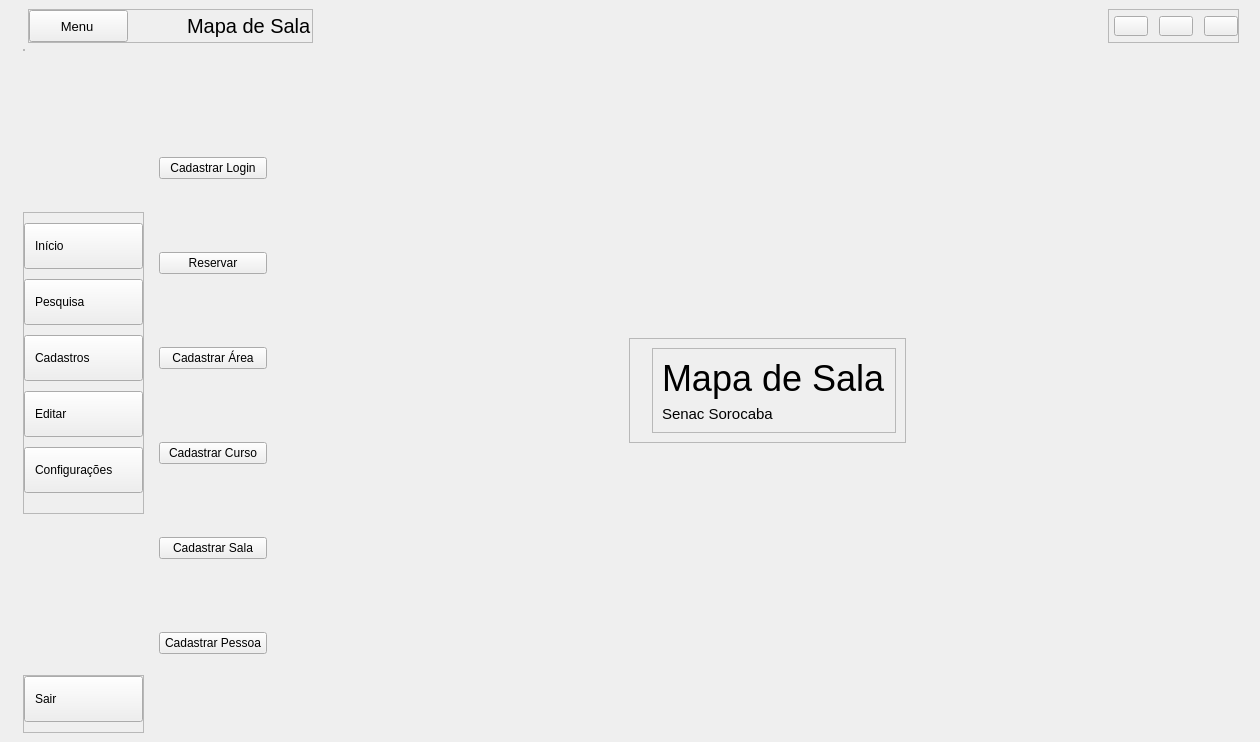
Qt form App/view/ui/home.ui (Senac-SOR-ADS/Mapa-de-Sala) before a commit.
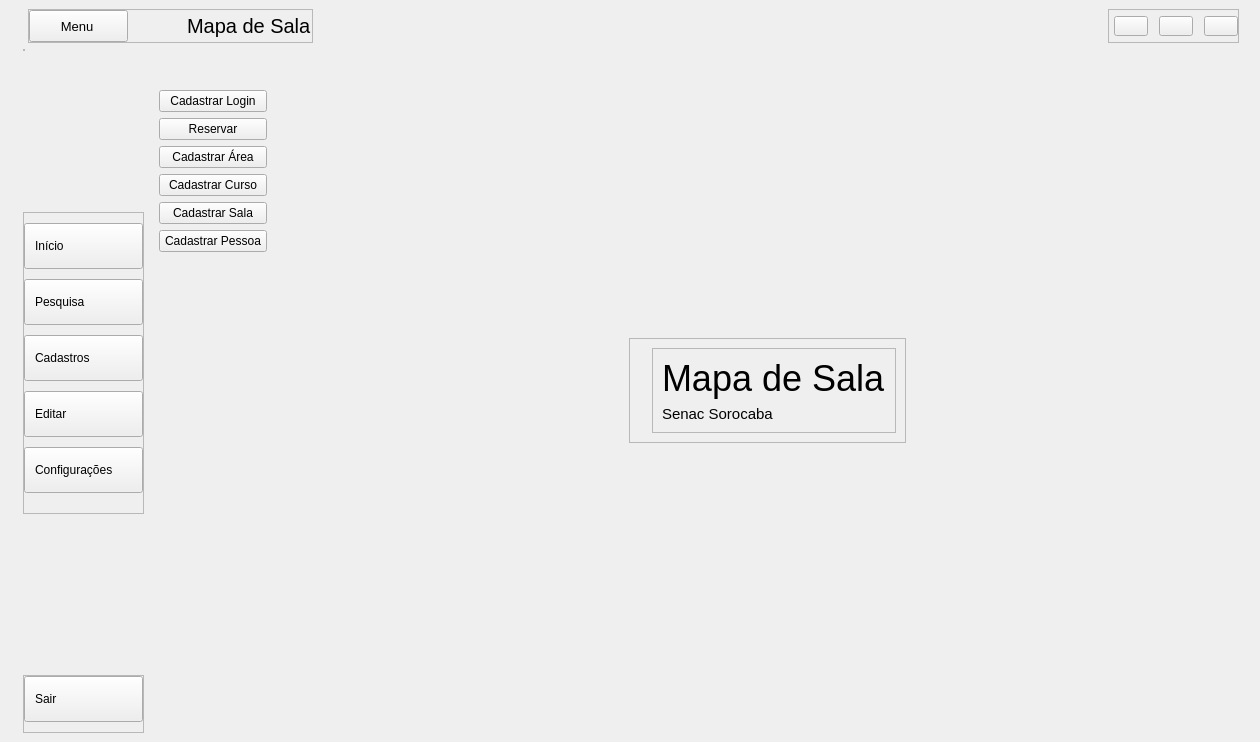
The same form after that commit. Icons and pictures are not drawn.

Commit message: correção do sub menu alinhado pra cima agr

Patch:
```diff
--- a/App/view/ui/home.ui
+++ b/App/view/ui/home.ui
@@ -672,7 +672,7 @@
                </layout>
               </widget>
              </item>
-             <item alignment="Qt::AlignLeft">
+             <item alignment="Qt::AlignLeft|Qt::AlignTop">
               <widget class="QWidget" name="subMenuQuebrado" native="true">
                <layout class="QVBoxLayout" name="verticalLayout">
                 <property name="spacing">
@@ -731,7 +731,7 @@
                   </property>
                   <widget class="QWidget" name="cadastros">
                    <layout class="QVBoxLayout" name="verticalLayout_7">
-                    <item>
+                    <item alignment="Qt::AlignTop">
                      <widget class="QPushButton" name="btnCadastroLogin">
                       <property name="cursor">
                        <cursorShape>PointingHandCursor</cursorShape>
@@ -741,7 +741,7 @@
                       </property>
                      </widget>
                     </item>
-                    <item>
+                    <item alignment="Qt::AlignTop">
                      <widget class="QPushButton" name="btnReserva">
                       <property name="cursor">
                        <cursorShape>PointingHandCursor</cursorShape>
```
